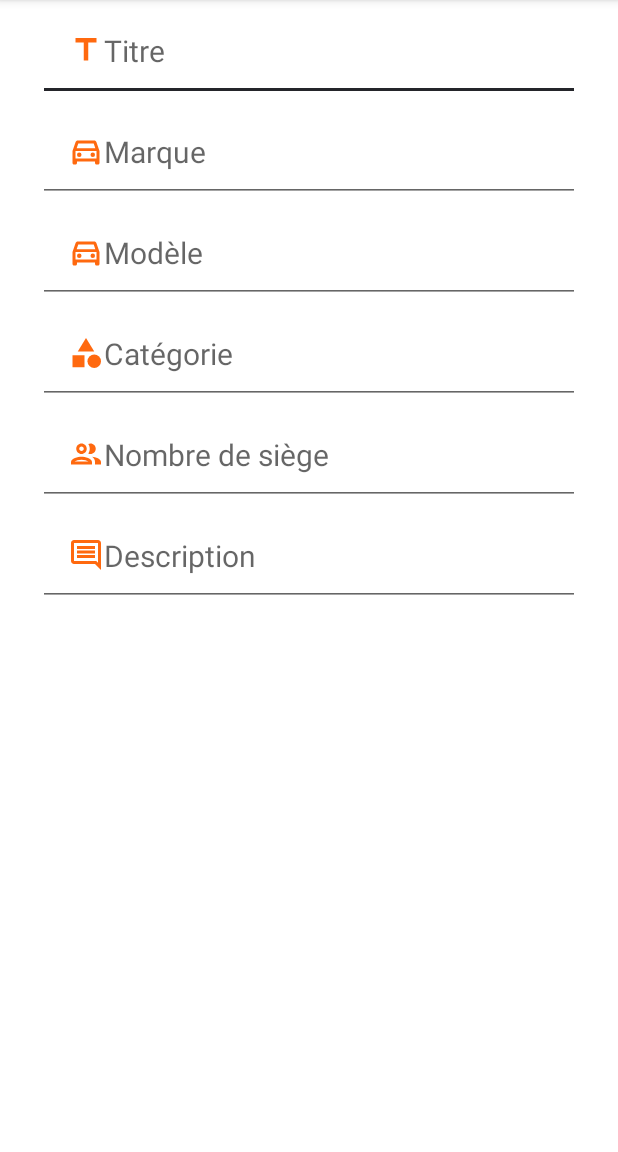
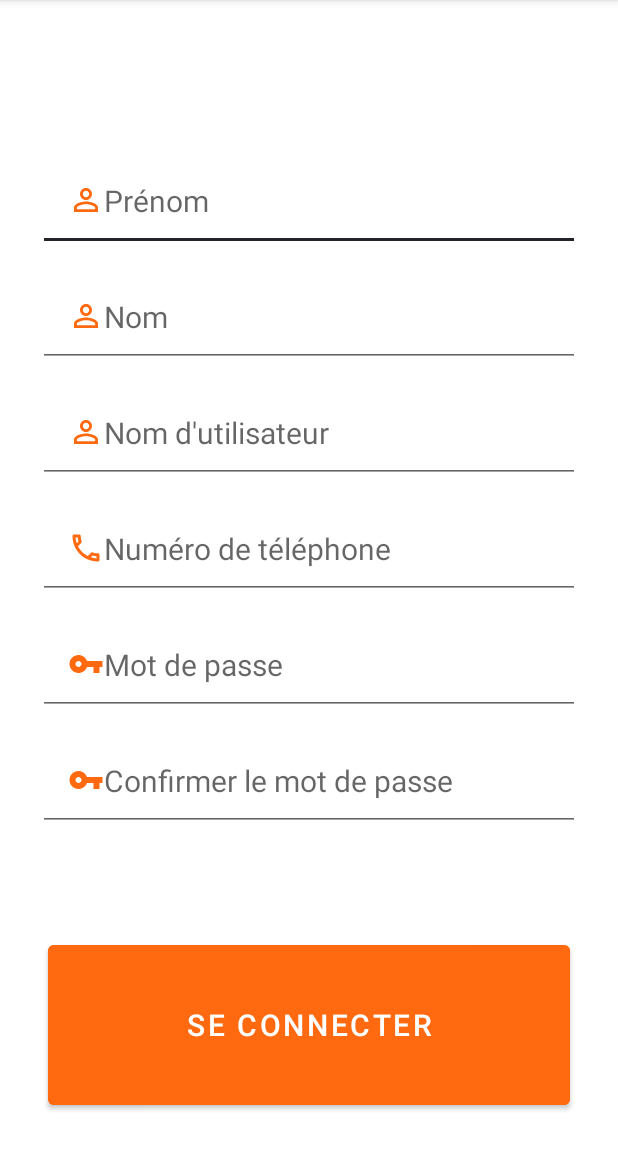
Before and after one commit to loupid/CarRentalMobile, an Android app: the RegisterActivity screen opened directly, with no data from a screen before it, on a phone screen of 412 x 824 dp, the part 84-1236 px from its top. Run offline under Robolectric (Android 15) with nearby library versions, the phone set to English and light mode, and no system bars.

Commit message:
id fixed
id fixed

```diff
--- /dev/null
+++ b/app/src/main/res/drawable/ic_baseline_person_outline_24.xml
@@ -0,0 +1,5 @@
+<vector android:height="24dp" android:tint="#FF690F"
+    android:viewportHeight="24" android:viewportWidth="24"
+    android:width="24dp" xmlns:android="http://schemas.android.com/apk/res/android">
+    <path android:fillColor="@android:color/white" android:pathData="M12,5.9c1.16,0 2.1,0.94 2.1,2.1s-0.94,2.1 -2.1,2.1S9.9,9.16 9.9,8s0.94,-2.1 2.1,-2.1m0,9c2.97,0 6.1,1.46 6.1,2.1v1.1L5.9,18.1L5.9,17c0,-0.64 3.13,-2.1 6.1,-2.1M12,4C9.79,4 8,5.79 8,8s1.79,4 4,4 4,-1.79 4,-4 -1.79,-4 -4,-4zM12,13c-2.67,0 -8,1.34 -8,4v3h16v-3c0,-2.66 -5.33,-4 -8,-4z"/>
+</vector>
--- /dev/null
+++ b/app/src/main/res/drawable/ic_outline_local_phone_24.xml
@@ -0,0 +1,5 @@
+<vector android:height="24dp" android:tint="#FF690F"
+    android:viewportHeight="24" android:viewportWidth="24"
+    android:width="24dp" xmlns:android="http://schemas.android.com/apk/res/android">
+    <path android:fillColor="@android:color/white" android:pathData="M6.54,5c0.06,0.89 0.21,1.76 0.45,2.59l-1.2,1.2c-0.41,-1.2 -0.67,-2.47 -0.76,-3.79h1.51m9.86,12.02c0.85,0.24 1.72,0.39 2.6,0.45v1.49c-1.32,-0.09 -2.59,-0.35 -3.8,-0.75l1.2,-1.19M7.5,3H4c-0.55,0 -1,0.45 -1,1 0,9.39 7.61,17 17,17 0.55,0 1,-0.45 1,-1v-3.49c0,-0.55 -0.45,-1 -1,-1 -1.24,0 -2.45,-0.2 -3.57,-0.57 -0.1,-0.04 -0.21,-0.05 -0.31,-0.05 -0.26,0 -0.51,0.1 -0.71,0.29l-2.2,2.2c-2.83,-1.45 -5.15,-3.76 -6.59,-6.59l2.2,-2.2c0.28,-0.28 0.36,-0.67 0.25,-1.02C8.7,6.45 8.5,5.25 8.5,4c0,-0.55 -0.45,-1 -1,-1z"/>
+</vector>
--- a/app/src/main/res/layout/activity_register.xml
+++ b/app/src/main/res/layout/activity_register.xml
@@ -8,16 +8,18 @@
     tools:context=".Activities.RegisterActivity">
 
     <EditText
-        android:id="@+id/etUsername"
+        android:id="@+id/etRegisterFirstname"
         android:layout_width="match_parent"
         android:layout_height="wrap_content"
         android:layout_marginLeft="25dp"
+        android:layout_marginTop="100dp"
         android:layout_marginRight="25dp"
-        android:drawableStart="@drawable/ic_outline_title_24"
+        android:layout_marginBottom="10dp"
+        android:drawableStart="@drawable/ic_baseline_person_outline_24"
         android:drawableTint="#ff690f"
         android:ems="10"
         android:foregroundTint="#ff690f"
-        android:hint="Titre"
+        android:hint="Prénom"
         android:inputType="textPersonName"
         android:padding="20dp"
         android:textSize="20sp"
@@ -27,16 +29,17 @@
         tools:layout_editor_absoluteY="200dp" />
 
     <EditText
-        android:id="@+id/etBrand"
+        android:id="@+id/etRegisterLastname"
         android:layout_width="match_parent"
         android:layout_height="wrap_content"
         android:layout_marginLeft="25dp"
         android:layout_marginRight="25dp"
-        android:drawableStart="@drawable/ic_outline_directions_car_24"
+        android:layout_marginBottom="10dp"
+        android:drawableStart="@drawable/ic_baseline_person_outline_24"
         android:drawableTint="#ff690f"
         android:ems="10"
         android:foregroundTint="#ff690f"
-        android:hint="Marque"
+        android:hint="Nom"
         android:inputType="textPersonName"
         android:padding="20dp"
         android:textSize="20sp"
@@ -46,16 +49,17 @@
         tools:layout_editor_absoluteY="250dp" />
 
     <EditText
-        android:id="@+id/etCarName"
+        android:id="@+id/etRegisterUsername"
         android:layout_width="match_parent"
         android:layout_height="wrap_content"
         android:layout_marginLeft="25dp"
         android:layout_marginRight="25dp"
-        android:drawableStart="@drawable/ic_outline_directions_car_24"
+        android:layout_marginBottom="10dp"
+        android:drawableStart="@drawable/ic_baseline_person_outline_24"
         android:drawableTint="#ff690f"
         android:ems="10"
         android:foregroundTint="#ff690f"
-        android:hint="Modèle"
+        android:hint="Nom d'utilisateur"
         android:inputType="textPersonName"
         android:padding="20dp"
         android:textSize="20sp"
@@ -65,16 +69,17 @@
         tools:layout_editor_absoluteY="299dp" />
 
     <EditText
-        android:id="@+id/etCateg"
+        android:id="@+id/etRegisterPhone"
         android:layout_width="match_parent"
         android:layout_height="wrap_content"
         android:layout_marginLeft="25dp"
         android:layout_marginRight="25dp"
-        android:drawableStart="@drawable/ic_baseline_category_24"
+        android:layout_marginBottom="10dp"
+        android:drawableStart="@drawable/ic_outline_local_phone_24"
         android:drawableTint="#ff690f"
         android:ems="10"
         android:foregroundTint="#ff690f"
-        android:hint="Catégorie"
+        android:hint="Numéro de téléphone"
         android:inputType="textPersonName"
         android:padding="20dp"
         android:textSize="20sp"
@@ -84,17 +89,18 @@
         tools:layout_editor_absoluteY="100dp" />
 
     <EditText
-        android:id="@+id/etSeatCount"
+        android:id="@+id/etRegisterPassword"
         android:layout_width="match_parent"
         android:layout_height="wrap_content"
         android:layout_marginLeft="25dp"
         android:layout_marginRight="25dp"
-        android:drawableStart="@drawable/ic_outline_people_24"
+        android:layout_marginBottom="10dp"
+        android:drawableStart="@drawable/ic_baseline_vpn_key_24"
         android:drawableTint="#ff690f"
         android:ems="10"
         android:foregroundTint="#ff690f"
-        android:hint="Nombre de siège"
-        android:inputType="number"
+        android:hint="Mot de passe"
+        android:inputType="textPassword"
         android:padding="20dp"
         android:textSize="20sp"
         tools:layout_conversion_absoluteHeight="0dp"
@@ -103,17 +109,18 @@
         tools:layout_editor_absoluteY="150dp" />
 
     <EditText
-        android:id="@+id/etDescription"
+        android:id="@+id/etRegisterConfirmPassword"
         android:layout_width="match_parent"
         android:layout_height="wrap_content"
         android:layout_marginLeft="25dp"
         android:layout_marginRight="25dp"
-        android:drawableStart="@drawable/ic_outline_comment_24"
+        android:layout_marginBottom="10dp"
+        android:drawableStart="@drawable/ic_baseline_vpn_key_24"
         android:drawableTint="#ff690f"
         android:ems="10"
         android:foregroundTint="#ff690f"
         android:gravity="start|top"
-        android:hint="Description"
+        android:hint="Confirmer le mot de passe"
         android:inputType="textMultiLine"
         android:padding="20dp"
         android:singleLine="false"
@@ -123,4 +130,21 @@
         tools:layout_editor_absoluteX="0dp"
         tools:layout_editor_absoluteY="50dp" />
 
+    <Button
+        android:id="@+id/btnRegister"
+        android:layout_width="match_parent"
+        android:layout_height="wrap_content"
+        android:layout_marginStart="32dp"
+        android:layout_marginTop="60dp"
+        android:layout_marginEnd="32dp"
+        android:layout_marginBottom="25dp"
+        android:layout_weight="1"
+        android:backgroundTint="#ff690f"
+        android:drawableTint="#ff690f"
+        android:padding="20dp"
+        android:text="@string/se_connecter"
+        android:textColor="#FFFFFF"
+        android:textSize="20sp"
+        app:layout_constraintVertical_bias="0.0" />
+
 </LinearLayout>
```
Also changed, not shown: app/src/main/java/com/example/carrentalmobile/Activities/AddAnnounceActivity.java (+11 -11 lines), app/src/main/res/layout/activity_add_announce.xml (+10 -10 lines), app/src/main/res/layout/activity_login.xml (+5 -6 lines).
